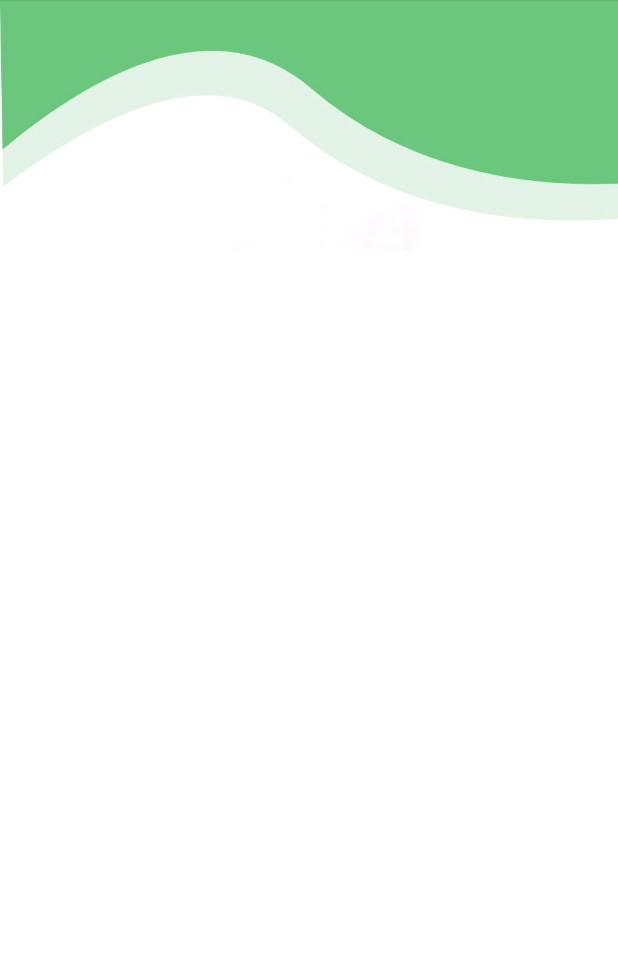
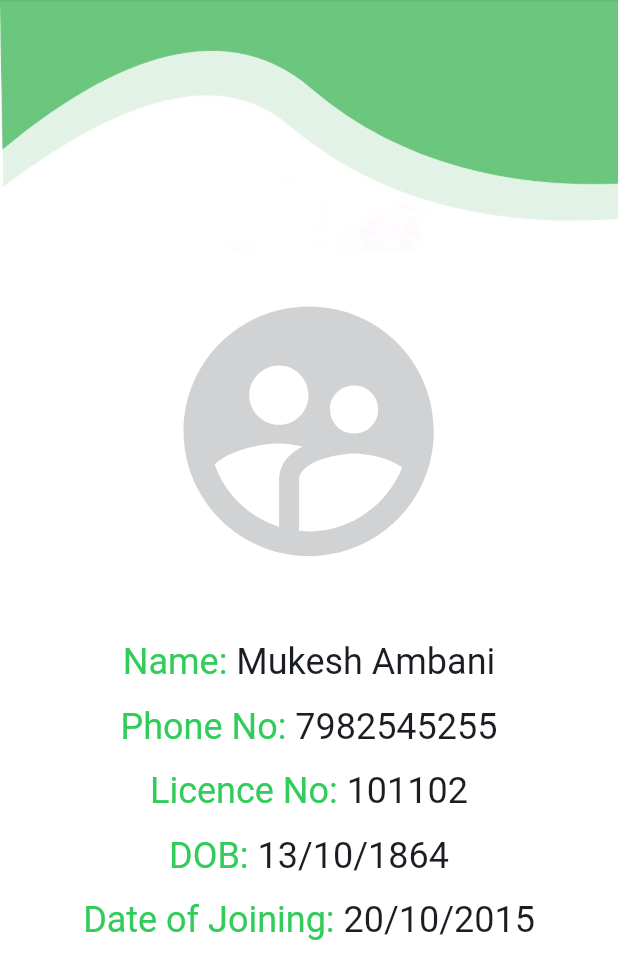
Before and after one commit to khanmujeeb687/bus-management-solution, a Flutter app: the DriverProfile screen opened directly, on a phone screen of 412 x 824 dp. Shown: the top 979 px of the screen. Run offline on Flutter 3.47's test engine with Material 2 defaults, Android fonts, the light colour scheme and no system bars.

Commit message:
ui changes

```diff
--- a/lib/Screens/driver_profile/driver_profile_view.dart
+++ b/lib/Screens/driver_profile/driver_profile_view.dart
@@ -1,4 +1,6 @@
 import 'package:bus_management/Widgets/CustomScaffold.dart';
+import 'package:bus_management/values/theme.dart';
+import 'package:flutter/cupertino.dart';
 import 'package:flutter/material.dart';
 
 class DriverProfile extends StatefulWidget {
@@ -13,7 +15,54 @@ class _DriverProfileState extends State<DriverProfile> {
   Widget build(BuildContext context) {
 
     return CustomScaffold(
-      child: Container(),
+      child: Container(
+child:Column(
+  children: [
+    Center(child: Icon(Icons.supervised_user_circle, size: 200,color: EColors.themeGrey,)),
+    SizedBox(height: 40,),
+    Row(
+      mainAxisAlignment: MainAxisAlignment.center,
+      children: [
+
+        Text("Name: ",style: TextStyle(color: EColors.themeGreen, fontSize: 24),),
+        Text("Mukesh Ambani",style:TextStyle(color: EColors.themeBlack, fontSize: 24),),
+      ],
+    ),
+    SizedBox(height: 15,),
+    Row(
+      mainAxisAlignment: MainAxisAlignment.center,
+      children: [
+        Text("Phone No: ",style: TextStyle(color: EColors.themeGreen, fontSize: 24),),
+        Text("7982545255",style:TextStyle(color: EColors.themeBlack, fontSize: 24),),
+      ],
+    ),
+    SizedBox(height: 15,),
+    Row(
+      mainAxisAlignment: MainAxisAlignment.center,
+      children: [
+        Text("Licence No: ",style: TextStyle(color: EColors.themeGreen, fontSize: 24),),
+        Text("101102",style:TextStyle(color: EColors.themeBlack, fontSize: 24),),
+      ],
+    ),
+    SizedBox(height: 15,),
+    Row(
+      mainAxisAlignment: MainAxisAlignment.center,
+      children: [
+        Text("DOB: ",style: TextStyle(color: EColors.themeGreen, fontSize: 24),),
+        Text("13/10/1864",style:TextStyle(color: EColors.themeBlack, fontSize: 24),),
+      ],
+    ),
+    SizedBox(height: 15,),
+    Row(
+      mainAxisAlignment: MainAxisAlignment.center,
+      children: [
+        Text("Date of Joining: ",style: TextStyle(color: EColors.themeGreen, fontSize: 24),),
+        Text("20/10/2015",style:TextStyle(color: EColors.themeBlack, fontSize: 24),),
+      ],
+    ),
+  ],
+)
+      ),
     );
   }
 }
--- a/lib/main.dart
+++ b/lib/main.dart
@@ -1,6 +1,8 @@
 
+import 'package:bus_management/Screens/drivers/drivers_view.dart';
 import 'package:flutter/material.dart';
 
+import 'Screens/driver_profile/driver_profile_view.dart';
 import 'Screens/home/home_view.dart';
 import 'values/theme.dart';
 
--- a/lib/values/theme.dart
+++ b/lib/values/theme.dart
@@ -33,6 +33,7 @@ class EColors{
   static final Color themeMaroon=HexColor('#1c141c');
   static final Color themeGrey=HexColor('#d1d2d3');
   static final Color themePink=HexColor('#8C7386');
+  static final Color themeGreen=HexColor('#31cc5a');
 
 
   static List<Color> colorPallet=[
```
Also changed, not shown: lib/Screens/drivers/drivers_view.dart (+31 -1 lines).
